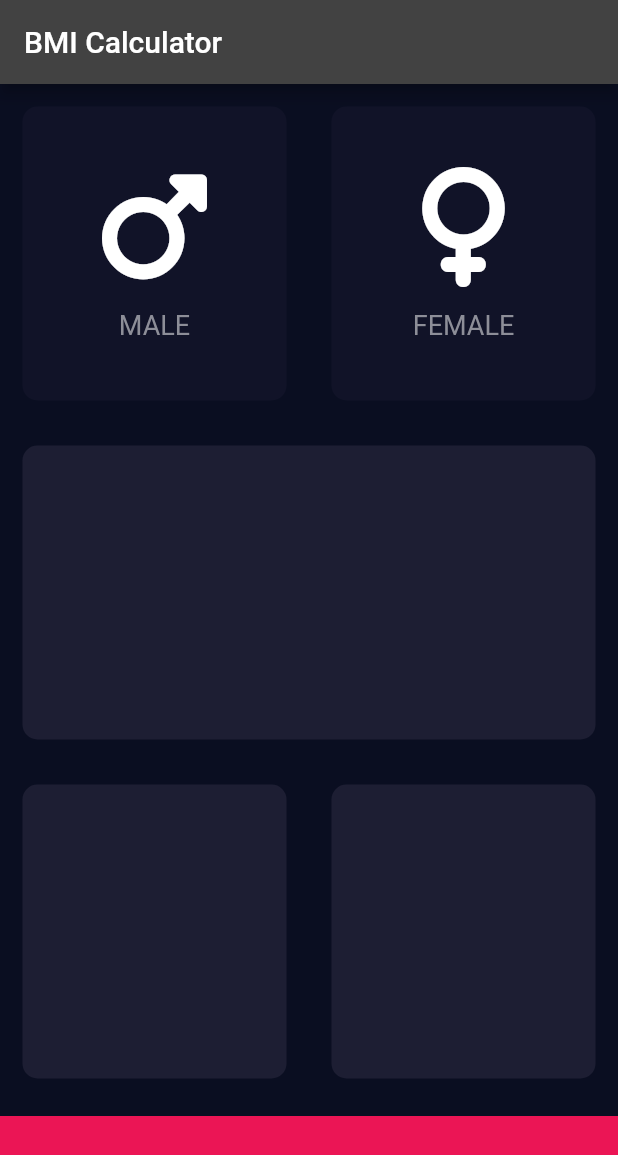
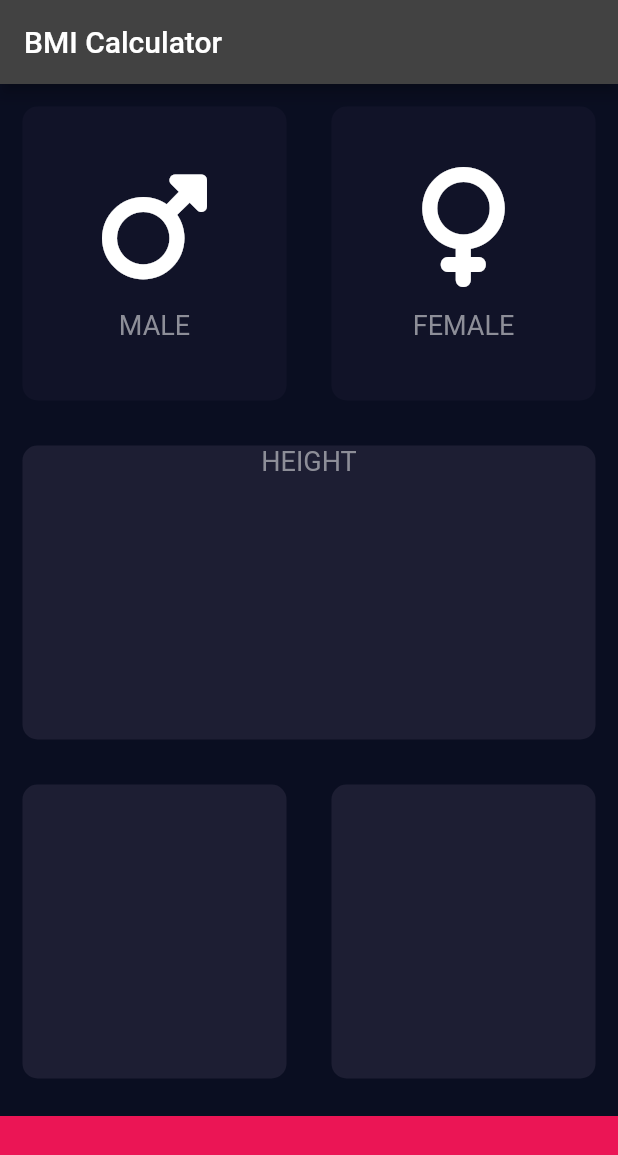
Before and after one commit to hshehabu/flutter-bmi-calculator, a Flutter app: the screen it shows after launch, on a phone screen of 412 x 824 dp. Shown: the top 1155 px of the screen. Run offline on Flutter 3.47's test engine with Material 2 defaults, Android fonts, the phone set to English and light mode, and no system bars; our stand-ins replace font_awesome_flutter.

Commit message:
defining constants

```diff
--- /dev/null
+++ b/lib/constants.dart
@@ -0,0 +1,12 @@
+import 'package:flutter/material.dart';
+
+
+const kActiveCardColor = Color(0xFF1D1E33);
+const kInActiveCardColor = Color(0xFF111328);
+const kBottomContainerHeight = 80.0;
+const kBottomContainerColor = Color(0xFFEB1555);
+const kLabelStyle = TextStyle(
+  fontSize: 18.0,
+  color: Color(0xFF8D8E98),
+);
+const kIconSize = 80.0;
--- a/lib/icon_content.dart
+++ b/lib/icon_content.dart
@@ -1,9 +1,5 @@
 import 'package:flutter/material.dart';
-const labelStyle = TextStyle(
-  fontSize: 18.0,
-  color: Color(0xFF8D8E98),
-);
-const iconSize = 80.0;
+import 'constants.dart';
 
 class IconContent extends StatelessWidget {
   final IconData icon;
@@ -18,14 +14,14 @@ class IconContent extends StatelessWidget {
       children: [
         Icon(
           icon,
-          size: iconSize,
+          size: kIconSize,
         ),
         const SizedBox(
           height: 15.0,
         ),
         Text(
           label,
-          style: labelStyle,
+          style: kLabelStyle,
         )
       ],
     );
--- a/lib/input_page.dart
+++ b/lib/input_page.dart
@@ -2,11 +2,7 @@ import 'package:flutter/material.dart';
 import 'package:font_awesome_flutter/font_awesome_flutter.dart';
 import 'reusable_card.dart';
 import 'icon_content.dart';
-
-const activeCardColor = Color(0xFF1D1E33);
-const inActiveCardColor = Color(0xFF111328);
-const bottomContainerHeight = 80.0;
-const bottomContainerColor = Color(0xFFEB1555);
+import 'constants.dart';
 
 enum Gender { male, female }
 
@@ -34,8 +30,8 @@ class _InputPageState extends State<InputPage> {
                   Expanded(
                     child: ReusableCard(
                       colour: gender == Gender.male
-                          ? activeCardColor
-                          : inActiveCardColor,
+                          ? kActiveCardColor
+                          : kInActiveCardColor,
                       cardChild: const IconContent(
                         icon: FontAwesomeIcons.mars,
                         label: 'MALE',
@@ -50,8 +46,8 @@ class _InputPageState extends State<InputPage> {
                   Expanded(
                     child: ReusableCard(
                         colour: gender == Gender.female
-                            ? activeCardColor
-                            : inActiveCardColor,
+                            ? kActiveCardColor
+                            : kInActiveCardColor,
                         cardChild: const IconContent(
                           icon: FontAwesomeIcons.venus,
                           label: 'FEMALE',
@@ -67,10 +63,16 @@ class _InputPageState extends State<InputPage> {
             ),
             Expanded(
                 child: Row(
-              children: const [
+              children: [
                 Expanded(
                   child: ReusableCard(
-                    colour: activeCardColor,
+                    cardChild: Column(children: const [
+                      Text(
+                        'HEIGHT',
+                        style: kLabelStyle,
+                      ),
+                    ]),
+                    colour: kActiveCardColor,
                   ),
                 ),
               ],
@@ -79,19 +81,19 @@ class _InputPageState extends State<InputPage> {
               child: Row(
                 children: const [
                   Expanded(
-                    child: ReusableCard(colour: activeCardColor),
+                    child: ReusableCard(colour: kActiveCardColor),
                   ),
                   Expanded(
-                    child: ReusableCard(colour: activeCardColor),
+                    child: ReusableCard(colour: kActiveCardColor),
                   )
                 ],
               ),
             ),
             Container(
-              color: bottomContainerColor,
+              color: kBottomContainerColor,
               margin: const EdgeInsets.only(top: 10.0),
               width: double.infinity,
-              height: bottomContainerHeight,
+              height: kBottomContainerHeight,
             ),
           ],
         ));
```
